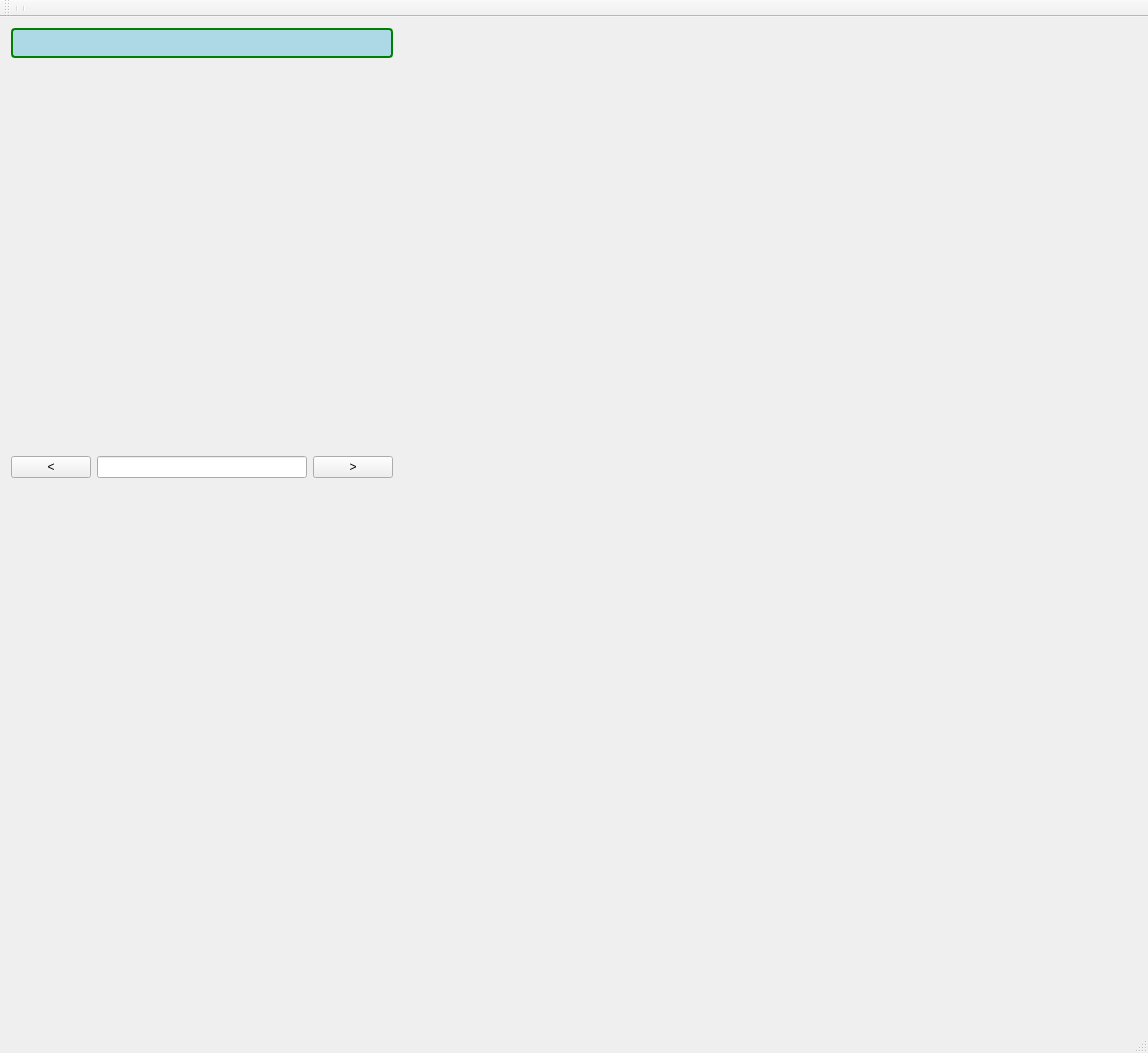
Old version of the form rgNN/rgNN/mainwindow.ui in the repository arielbernal/research.
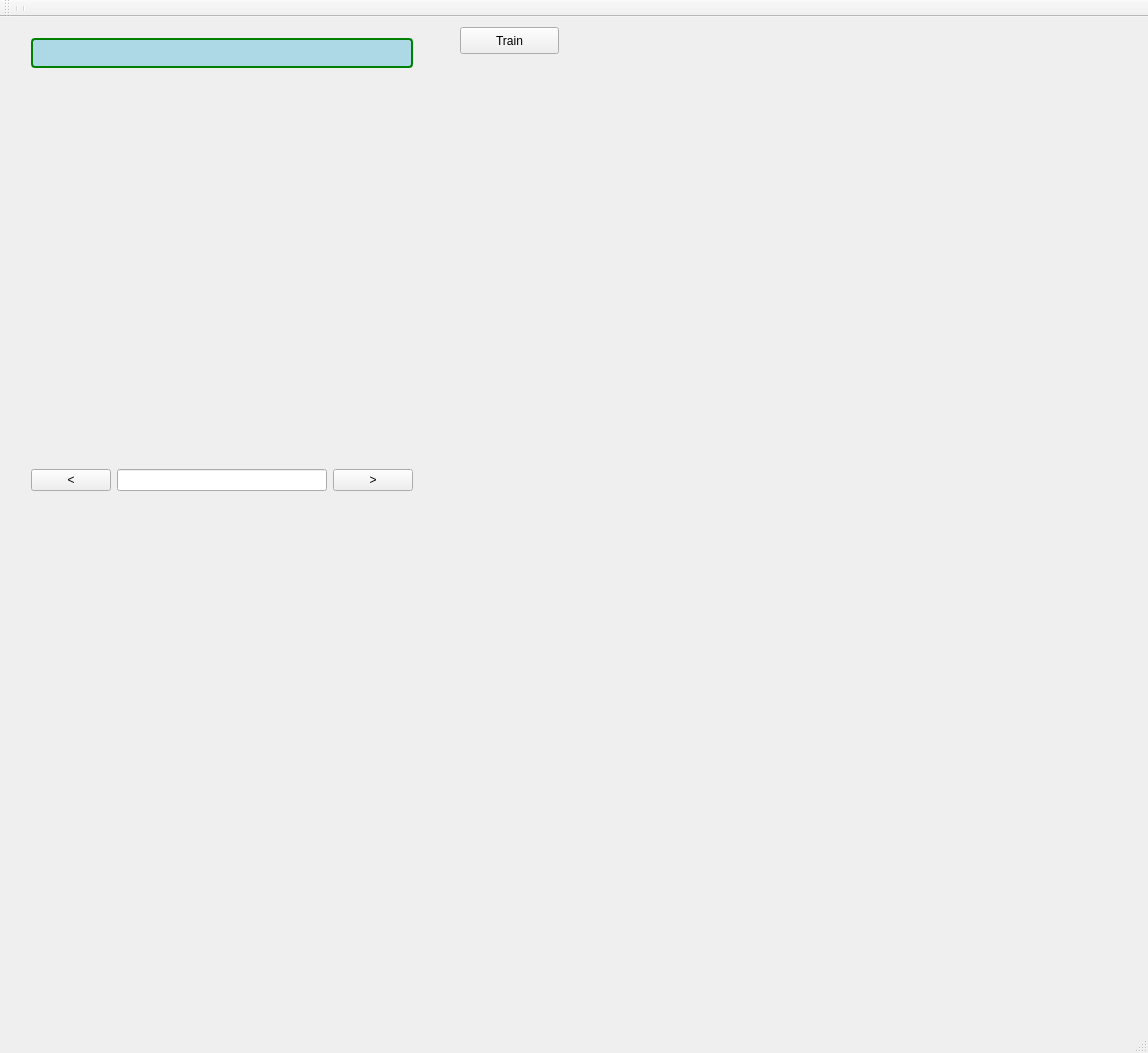
New version of the form. Custom widgets are drawn as their Qt base class.

```diff
--- a/rgNN/rgNN/mainwindow.ui
+++ b/rgNN/rgNN/mainwindow.ui
@@ -14,13 +14,13 @@
    <string>MainWindow</string>
   </property>
   <widget class="QWidget" name="centralWidget">
-   <widget class="QWidget" name="">
+   <widget class="QWidget" name="layoutWidget">
     <property name="geometry">
      <rect>
-      <x>0</x>
-      <y>0</y>
+      <x>20</x>
+      <y>10</y>
       <width>404</width>
-      <height>472</height>
+      <height>475</height>
      </rect>
     </property>
     <layout class="QVBoxLayout" name="verticalLayout_2">
@@ -94,6 +94,19 @@
      </item>
     </layout>
    </widget>
+   <widget class="QPushButton" name="btnTrain">
+    <property name="geometry">
+     <rect>
+      <x>460</x>
+      <y>10</y>
+      <width>99</width>
+      <height>27</height>
+     </rect>
+    </property>
+    <property name="text">
+     <string>Train</string>
+    </property>
+   </widget>
   </widget>
   <widget class="QMenuBar" name="menuBar">
    <property name="geometry">
```
Left out of the diff: 2 changed lines with no effect on the pictures.
